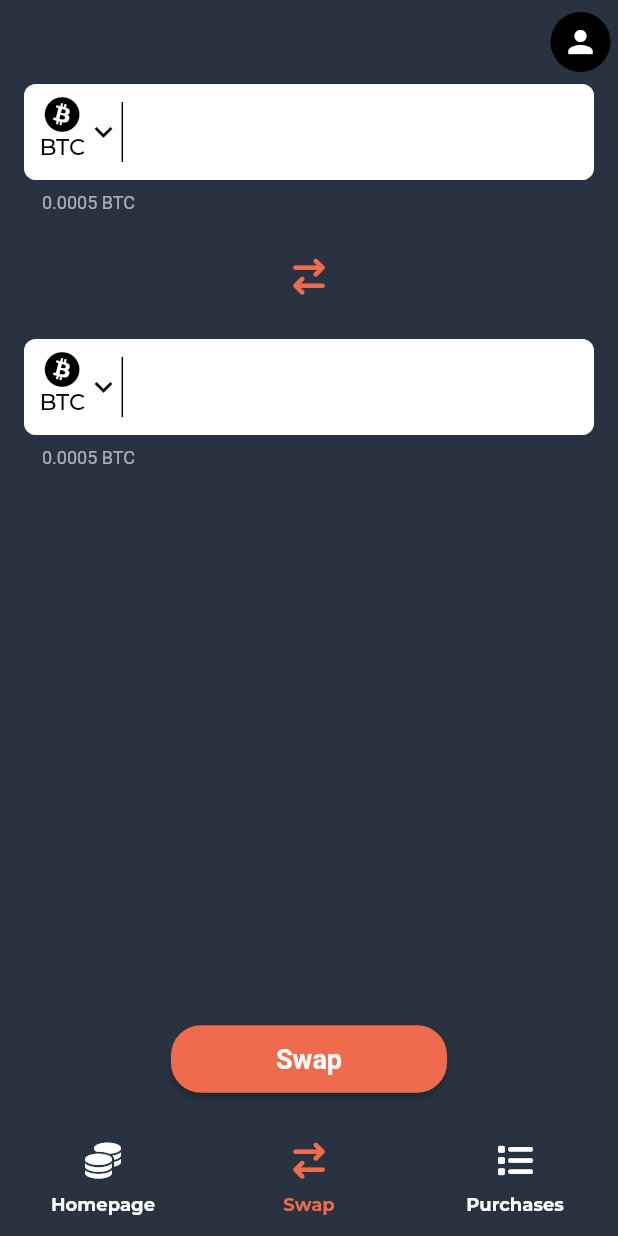
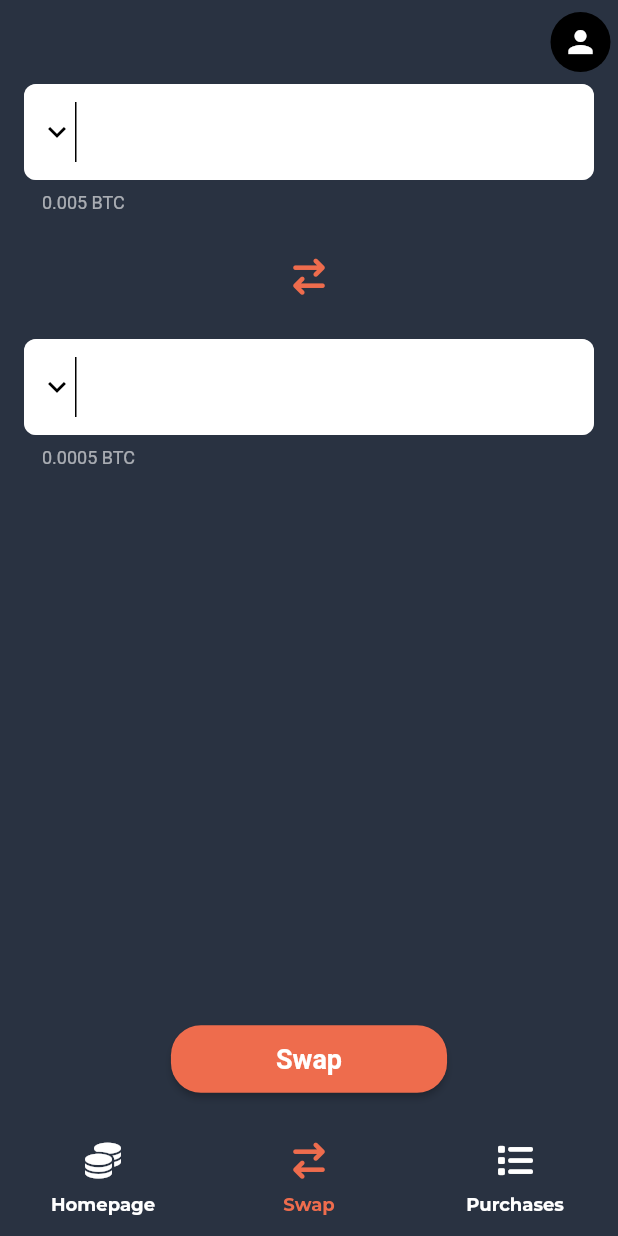
Before and after one commit to decimo-digital/crypto_wallet, a Flutter app: the Homepage screen opened by its route, item 2 of the bottom bar chosen, on a phone screen of 412 x 824 dp. Run offline on Flutter 3.47's test engine with Material 2 defaults, Android fonts, the phone set to English and light mode, and no system bars; our stand-ins replace email_validator, firebase_auth, firebase_core, font_awesome_flutter, freezed_annotation, get_it and 5 more; missing offline and left inert: mrx_charts; accounts and stored records are empty; network calls fail; project files that could hold a hidden picture were left out.

Commit message:
wip: modificata pagina swap_tokens

```diff
--- /dev/null
+++ b/lib/model/user.dart
@@ -0,0 +1,14 @@
+import 'package:crypto_wallet/model/token_data_market.dart';
+
+class User {
+  User({
+    required this.id,
+    required this.username,
+    required this.proPic,
+    required this.favoriteTokens,
+  });
+  int id;
+  String username;
+  String proPic;
+  List<Token> favoriteTokens;
+}
--- a/lib/pages/homepage/tabs/swap_tokens.dart
+++ b/lib/pages/homepage/tabs/swap_tokens.dart
@@ -1,6 +1,11 @@
+import 'package:crypto_wallet/model/token_data_market.dart';
 import 'package:crypto_wallet/utils/extensions.dart';
 import 'package:flutter/material.dart';
 import 'package:font_awesome_flutter/font_awesome_flutter.dart';
+import 'package:get_it/get_it.dart';
+
+import '../../../service/api_connection.dart';
+import '../../../service/cache_service.dart';
 
 class SwapTokens extends StatefulWidget {
   const SwapTokens({super.key});
@@ -10,33 +15,49 @@ class SwapTokens extends StatefulWidget {
 }
 
 class _SwapTokensState extends State<SwapTokens> {
-  final _sourceToken = ValueNotifier(_tokens.first.icon);
-  final _targetToken = ValueNotifier(_tokens.first.icon);
+  final _sourceToken = ValueNotifier<Token?>(null);
+  final _targetToken = ValueNotifier<Token?>(null);
+  final _cacheService = GetIt.instance.get<CacheService>();
+  final _connection = GetIt.instance.get<ApiConnection>();
+
+  @override
+  void initState() {
+    super.initState();
+  }
 
   @override
   Widget build(BuildContext context) {
+    return StreamBuilder<List<Token>>(
+      stream: _cacheService.getTokensStream(),
+      builder: (context, snap) {
+        final tokens = snap.data ?? <Token>[];
         return Column(
           children: [
             TextField(
               decoration: InputDecoration(
-            helperText: '0.0005 BTC',
+                helperText: '0.005 BTC',
                 prefixIcon: Padding(
                   padding: const EdgeInsets.symmetric(horizontal: 10),
                   child: Row(
                     mainAxisSize: MainAxisSize.min,
                     children: [
-                  ValueListenableBuilder<IconData>(
+                      ValueListenableBuilder<Token?>(
                         valueListenable: _sourceToken,
-                    builder: (context, value, _) => DropdownButton<IconData>(
-                      items: _tokens
+                        builder: (context, value, _) => DropdownButton<Token>(
+                          items: tokens
                               .map(
-                            (t) => DropdownMenuItem<IconData>(
-                              value: t.icon,
+                                (t) => DropdownMenuItem<Token>(
+                                  value: t,
                                   alignment: Alignment.center,
                                   child: Column(
-                                crossAxisAlignment: CrossAxisAlignment.center,
+                                    crossAxisAlignment:
+                                        CrossAxisAlignment.center,
                                     children: [
-                                  Icon(t.icon, color: Colors.black),
+                                      ClipRRect(
+                                        borderRadius:
+                                            BorderRadius.circular(50.0),
+                                        child: Image.network(t.image),
+                                      ),
                                       Text(
                                         t.name,
                                         style: Theme.of(context)
@@ -86,18 +107,23 @@ class _SwapTokensState extends State<SwapTokens> {
                   child: Row(
                     mainAxisSize: MainAxisSize.min,
                     children: [
-                  ValueListenableBuilder<IconData>(
+                      ValueListenableBuilder<Token?>(
                         valueListenable: _targetToken,
-                    builder: (context, value, _) => DropdownButton<IconData>(
-                      items: _tokens
+                        builder: (context, value, _) => DropdownButton<Token>(
+                          items: tokens
                               .map(
-                            (t) => DropdownMenuItem<IconData>(
-                              value: t.icon,
+                                (t) => DropdownMenuItem<Token>(
+                                  value: t,
                                   alignment: Alignment.center,
                                   child: Column(
-                                crossAxisAlignment: CrossAxisAlignment.center,
+                                    crossAxisAlignment:
+                                        CrossAxisAlignment.center,
                                     children: [
-                                  Icon(t.icon, color: Colors.black),
+                                      ClipRRect(
+                                        borderRadius:
+                                            BorderRadius.circular(50.0),
+                                        child: Image.network(t.image),
+                                      ),
                                       Text(
                                         t.name,
                                         style: Theme.of(context)
@@ -146,17 +172,7 @@ class _SwapTokensState extends State<SwapTokens> {
             ),
           ],
         );
+      },
+    );
   }
 }
-
-class Token {
-  final IconData icon;
-  final String name;
-
-  const Token(this.icon, this.name);
-}
-
-const _tokens = [
-  Token(FontAwesomeIcons.bitcoin, 'BTC'),
-  Token(FontAwesomeIcons.ethereum, 'ETH'),
-];
--- a/lib/pages/login_page.dart
+++ b/lib/pages/login_page.dart
@@ -117,6 +117,9 @@ class _LoginPageState extends State<LoginPage> {
                             );
                             debugPrint('$error');
                           }
+
+                          context
+                              .go(context.namedLocation(Routes.homepage.name));
                         }
                       },
                       child: Text(context.localizations.signIn),
```
Also changed, not shown: 2 other files. Lines whose indentation alone changed are shown as unchanged.
